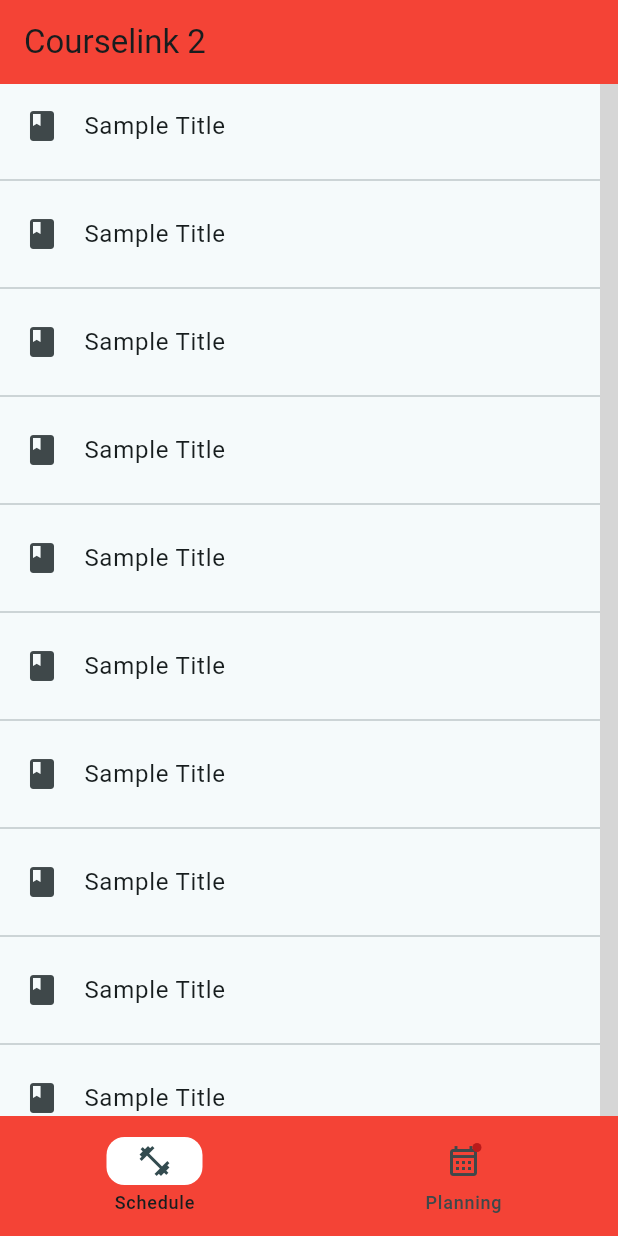
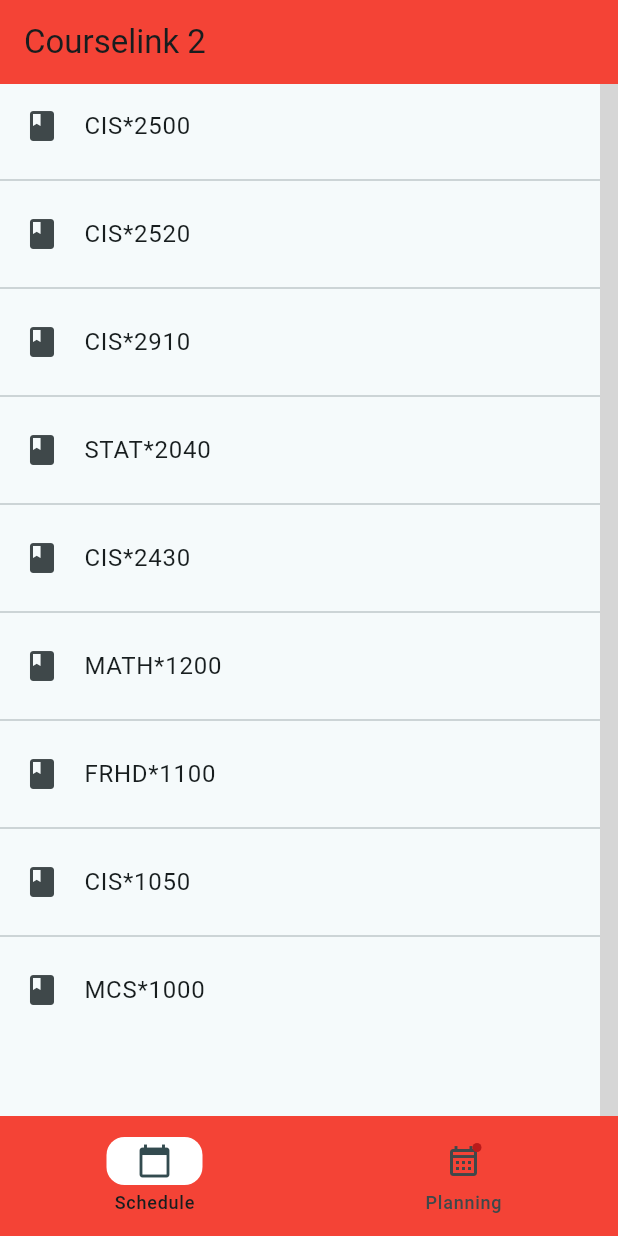
Before and after one commit to coleWesterveld/Guelph-engineering-competition-2024, a Flutter app: the screen it shows after launch, on a phone screen of 412 x 824 dp. Run offline on Flutter 3.47's test engine with Material 3 defaults, Android fonts, the phone set to English and light mode, and no system bars; drawn by our look-alikes of syncfusion_flutter_calendar; our stand-ins replace csv, table_calendar; grey boxes are pictures that could not be loaded.

Commit message:
calendar hover

```diff
--- a/lib/classdates.csv
+++ b/lib/classdates.csv
@@ -12,4 +12,4 @@
 GCSS Meeting,Monday | 5:30pm - 6:00pm,N/A,N/A,
 Basketball Practice,Saturday | 6:00am - 7:30am,Sunday | 6:00am - 8:00am,N/A,
 SOCIS Workshop,Wednesday 7:00pm - 8:30pm,N/A,N/A,
-Debate Club,Tuesday | 5:00pm - 5:50pm,Sunday | 8:00pm - 9:00pm,N/A,
+Debate Club,Tuesday | 5:00pm - 5:50pm,Sunday | 8:00pm - 9:00pm,N/A
--- a/lib/main.dart
+++ b/lib/main.dart
@@ -4,6 +4,7 @@
 import 'package:provider/provider.dart';
 import 'user.dart';
 import 'schedule_page.dart';
+
 void main() async {
   WidgetsFlutterBinding.ensureInitialized();
   runApp( NavigationBarApp());
@@ -126,8 +127,8 @@
         //different pages that can be navigated to
         destinations: const <Widget>[
           NavigationDestination(
-            selectedIcon: Icon(Icons.fitness_center),
-            icon: Icon(Icons.fitness_center_outlined),
+            selectedIcon: Icon(Icons.calendar_today),
+            icon: Icon(Icons.calendar_today_outlined),
             label: 'Schedule',
           ),
           NavigationDestination(
--- a/lib/schedule_page.dart
+++ b/lib/schedule_page.dart
@@ -3,10 +3,16 @@
 import 'user.dart';
 import 'package:syncfusion_flutter_calendar/calendar.dart';
 
+import 'csv_parser.dart';
 
 class Event{
   final String title;
   Event(this.title);
+}
+class MeetingDataSource extends CalendarDataSource {
+  MeetingDataSource(List<Appointment> source) {
+    appointments = source;
+  }
 }
 
 int daysBetween(DateTime from, DateTime to) {
@@ -32,56 +38,52 @@
   DateTime? _selectedDay;
   late final ValueNotifier<List<Event>> _selectedEvents;
 
-  void loadEvents(){
-    //
+  List<Appointment> getstuff = []; // Move getstuff to class-level
+
+  late MeetingDataSource _dataSource; // Make the data source a state property
+
+  @override
+  void initState() {
+    super.initState();
+    _selectedDay = today;
+
+    // Initialize the data source with the empty getstuff list
+    _dataSource = MeetingDataSource(getstuff);
+  }
+
+  List<Appointment> getAppointments() {
+    List<Appointment> meetings = <Appointment>[];
+    final DateTime today = DateTime.now();
+    final DateTime startTime =
+        DateTime(today.year, today.month, today.day, 9, 0, 0);
+    final DateTime endTime = startTime.add(const Duration(hours: 2));
+
+    meetings.add(Appointment(
+        startTime: startTime,
+        endTime: endTime,
+        subject: 'Board Meeting',
+        color: Colors.blue,
+        recurrenceRule: 'FREQ=DAILY;COUNT=10',
+        isAllDay: false));
+
+    return meetings;
   }
 
   @override
-  void initState(){
-    super.initState();
-    _selectedDay = today;
-    //_selectedEvents = ValueNotifier(_getEventsForDay(_selectedDay!));
-    //loadEvents();
-  }
-
-  List<Event> _getEventsForDay (DateTime day){
-    //get events for that day to display
-    //for not, always just says there is an event every day
-    return [Event("Sample Event")];
-  }
-
-  void _onDaySelected(DateTime selectedDay, DateTime focusedDay){
-    if (!isSameDay(_selectedDay, selectedDay)){
-      setState((){
-        _selectedDay = selectedDay;
-        today = focusedDay;
-        _selectedEvents.value = _getEventsForDay(selectedDay);
-      });
-
-    }
-  }
-
-  @override
-  void didChangeDependencies() {
-    super.didChangeDependencies();
-    // Safe to access context.watch<Profile>() here
-    _selectedEvents = ValueNotifier(_getEventsForDay(_selectedDay!));
-    loadEvents(); // You can call loadEvents() here as well, if needed
-  }
-
-  @override
-  // main scaffold, putting it all together
   Widget build(BuildContext context) {
-
-
+    List<String> courses = [
+      "CIS*2500",
+      "CIS*2520",
+      "CIS*2910",
+      "STAT*2040",
+      "CIS*2430",
+      "MATH*1200",
+      "FRHD*1100",
+      "CIS*1050",
+      "MCS*1000",
+    ];
 
     return Scaffold(
-
-
-
-
-
-      //bottomNavigationBar: weekView(),
       body: Row(
         children: [
           SizedBox(
@@ -89,26 +91,43 @@
             child: ListView.separated(
               separatorBuilder: (_, __) => Divider(),
               scrollDirection: Axis.vertical,
-              itemCount: 20,
+              itemCount: courses.length, // Use the length of the outer list
               itemBuilder: (context, index) {
-                return ListTile(
-                  title: Text("Sample Title"),
-                  leading: Icon(Icons.book)
-                  );
-              }
+                String text = courses[index];
+
+                return InkWell(
+                  onTap: () {},
+                  onHover: (isHovering) {
+                    if (isHovering) {
+                      setState(() {
+                        // Update the list of appointments on hover
+                        getstuff = getAppointments();
+
+                        // Notify the calendar that the appointments have changed
+                        _dataSource.appointments = getstuff;
+                        _dataSource.notifyListeners(CalendarDataSourceAction.reset, getstuff);
+                      });
+                    }
+                  },
+                  child: ListTile(
+                    hoverColor: Colors.black,
+                    title: Text(text),
+                    leading: Icon(Icons.book),
+                  ),
+                );
+              },
             ),
           ),
-          //ListView.builder(){} //this will come later
+          // Calendar that updates when getstuff changes
           SizedBox(
             width: MediaQuery.of(context).size.width - 400,
             child: SfCalendar(
               view: CalendarView.week,
+              dataSource: _dataSource, // Use the data source here
             ),
           ),
         ],
       ),
-
-
     );
   }
 }
```
Also changed, not shown: lib/csv_parser.dart (+5 -5 lines), 1 other file.
